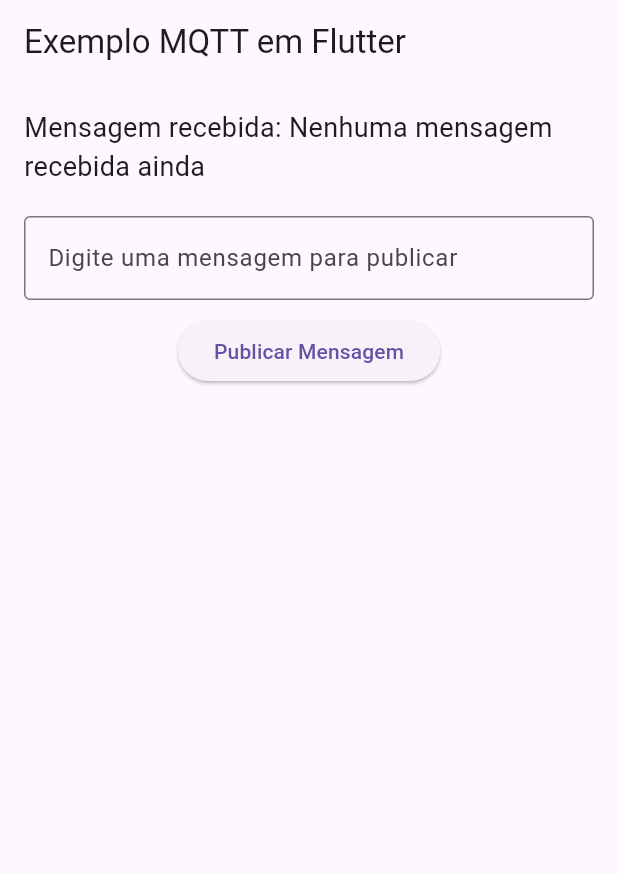
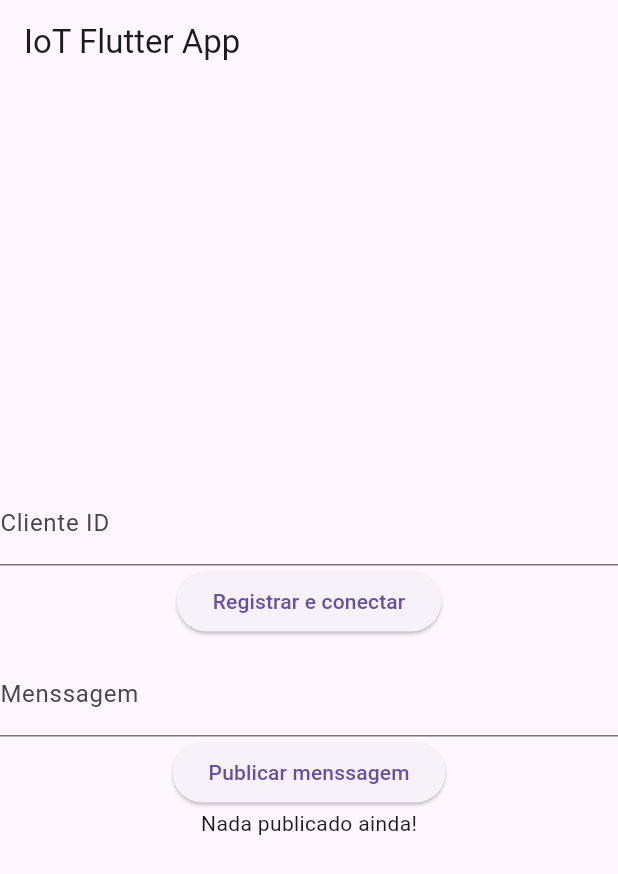
Before and after one commit to ronannc/flutter_mqtt_client, a Flutter app: the screen it shows after launch, on a phone screen of 412 x 824 dp. Shown: the top 874 px of the screen. Run offline on Flutter 3.47's test engine with Material 3 defaults, Android fonts, the phone set to English and light mode, and no system bars; missing offline and left inert: mqtt_client.

Commit message:
feat: campo para digitar mensagens e campo para validar o recebimento do topico

```diff
--- a/lib/main.dart
+++ b/lib/main.dart
@@ -1,5 +1,7 @@
-import 'package:flutter/foundation.dart';
+import 'dart:convert';
+import 'dart:io';
 import 'package:flutter/material.dart';
+import 'package:http/http.dart' as http;
 import 'package:mqtt_client/mqtt_client.dart';
 import 'package:mqtt_client/mqtt_server_client.dart';
 
@@ -7,124 +9,176 @@ void main() {
   runApp(MyApp());
 }
 
-class MyApp extends StatefulWidget {
+class MyApp extends StatelessWidget {
   const MyApp({super.key});
 
   @override
-  MyAppState createState() => MyAppState();
+  Widget build(BuildContext context) {
+    return MaterialApp(
+      title: 'IoT Flutter App',
+      theme: ThemeData(primarySwatch: Colors.blue),
+      home: MyHomePage(),
+    );
+  }
 }
 
-class MyAppState extends State<MyApp> {
-  final client = MqttServerClient('a2jxh5h70e80uc-ats.iot.us-east-1.amazonaws.com', '');
-
-  String mensagemRecebida = 'Nenhuma mensagem recebida ainda';
+class MyHomePage extends StatefulWidget {
+  const MyHomePage({super.key});
 
   @override
-  void initState() {
-    super.initState();
-    _mqttConnect();
+  MyHomePageState createState() => MyHomePageState();
 }
 
-  Future<void> _mqttConnect() async {
-    client.port = 1883;
-    // client.keepAlivePeriod = 20;
-    client.onDisconnected = _onDisconnected;
-    client.logging(on: true);
+class MyHomePageState extends State<MyHomePage> {
+  final TextEditingController _clientIdController = TextEditingController();
+  final TextEditingController _messageController = TextEditingController();
+  final ValueNotifier<String?> _valueListenableBuilder = ValueNotifier(null);
+  late final MqttServerClient? _client;
+  late final String? clientId;
+  final String host = 'http://localhost:8000';
 
-    // Configuração de callbacks
-    client.onConnected = _onConnected;
-    client.onSubscribed = _onSubscribed;
+  /// Registra o cliente no AWS Iot Core, criando certificado, policy, think e
+  /// associando tudo.
+  Future<void> _registerClient() async {
+    clientId = _clientIdController.text;
+    final response = await http.post(
+      Uri.parse('$host/api/register-client'),
+      body: {'client_id': clientId},
+    );
+    if (response.statusCode == 200) {
+      await connectClient(jsonDecode(response.body));
+    } else {
+      throw Exception('Erro ao configurar Iot para o cliente');
+    }
+  }
 
-    final connMess = MqttConnectMessage()
-        .withClientIdentifier('flutter_client')
-        .startClean(); // Limpa a sessão anterior
+  Future<void> connectClient(Map<String, dynamic> clientData) async {
+    _client = MqttServerClient(clientData['endpoint'], clientId!);
 
-    client.connectionMessage = connMess;
+    // Porta para ssl/tls
+    _client!.port = 8883;
+    _client.secure = true;
+    _client.securityContext = SecurityContext.defaultContext;
+    _client.securityContext.useCertificateChainBytes(
+      utf8.encode(clientData['certificatePem']),
+    );
+    _client.securityContext.usePrivateKeyBytes(
+      utf8.encode(clientData['privateKey']),
+    );
+    // _client.keepAlivePeriod = 120;
+
+    // Callbacks
+    _client.onDisconnected = onDisconnected;
+    _client.onConnected = onConnected;
+    _client.onSubscribed = onSubscribed;
+
+    _client.logging(on: true); // Habilita logs para debug
 
     try {
-      await client.connect();
-    } catch (e) {
-      if (kDebugMode) {
-        print('Erro de conexão: $e');
+      final connMessage = MqttConnectMessage()
+          .withClientIdentifier(clientId!)
+          .startClean() // Inicia uma nova sessão limpa
+          .withWillQos(MqttQos.atMostOnce);
+      _client.connectionMessage = connMessage;
+      await _client.connect();
+
+      // Depois de conectar, se inscreve num topico
+      _client.subscribe('client/$clientId', MqttQos.atMostOnce);
+
+      _clientsUpdates();
+      _clientPublish();
+    } on NoConnectionException catch (e) {
+      print('NoConnectionException - $e');
+      _client.disconnect();
+    } on SocketException catch (e) {
+      print('SocketException - $e');
+      _client.disconnect();
     }
-      client.disconnect();
   }
 
-    // Inscrição no tópico
-    const topico = 'mqtt_teste';
-    client.subscribe(topico, MqttQos.atMostOnce);
-
-    // Escuta de mensagens
-    client.updates?.listen((List<MqttReceivedMessage<MqttMessage?>>? c) {
-      final recMess = c![0].payload as MqttPublishMessage;
-      final pt =
-      MqttPublishPayload.bytesToStringAsString(recMess.payload.message);
-
-      setState(() {
-        mensagemRecebida = pt;
-      });
-
-      print('Mensagem recebida no tópico ${c[0].topic}: $pt');
+  void _clientPublish() {
+    _client!.published!.listen((MqttPublishMessage message) {
+      print(
+        'Menssagem publicada no topico: ${message.variableHeader!.topicName}',
+      );
     });
   }
 
-  void _publicarMensagem(String mensagem) {
-    const topico = 'meu/dispositivo/temperatura';
-    final builder = MqttClientPayloadBuilder();
-    builder.addString(mensagem);
-
-    client.publishMessage(topico, MqttQos.atMostOnce, builder.payload!);
-
-    print('Mensagem publicada: $mensagem');
+  void _clientsUpdates() {
+    _client!.updates!.listen((List<MqttReceivedMessage<MqttMessage?>>? c) {
+      final recMess = c![0].payload as MqttPublishMessage;
+      final pt = MqttPublishPayload.bytesToStringAsString(
+        recMess.payload.message,
+      );
+      print("Topico: ${c[0].topic}: $pt");
+      _valueListenableBuilder.value = "Topico: ${c[0].topic}: $pt";
+    });
   }
 
-  void _onConnected() {
-    print('Conectado ao broker MQTT!');
+  void onSubscribed(String topic) {
+    print('Subscrição confirmada para o topico: $topic');
   }
 
-  void _onDisconnected() {
-    print('Desconectado do broker MQTT.');
+  void onDisconnected() {
+    print('OnDisconnected cliente callback');
+    if (_client!.connectionStatus!.disconnectionOrigin ==
+        MqttDisconnectionOrigin.solicited) {
+      print('OnDisconnected callback foi solicitado, tudo certo!');
+    } else {
+      print('OnDisconnected callback nao solicitado, algo errado!');
+    }
   }
 
-  void _onSubscribed(String topic) {
-    print('Inscrito no tópico: $topic');
+  void onConnected() {
+    print('Cliente conectado com sucesso!');
+  }
+
+  void publishMessage(String message) {
+    final builder = MqttClientPayloadBuilder();
+    builder.addString(message);
+    _client!.publishMessage(
+      "client/$clientId",
+      MqttQos.atMostOnce,
+      builder.payload!,
+    );
   }
 
   @override
   Widget build(BuildContext context) {
-    TextEditingController controladorMensagem = TextEditingController();
-
-    return MaterialApp(
-      home: Scaffold(
-        appBar: AppBar(
-          title: Text('Exemplo MQTT em Flutter'),
+    return Scaffold(
+      appBar: AppBar(title: Text('IoT Flutter App')),
+      body: Center(
+        child: Column(
+          mainAxisAlignment: MainAxisAlignment.center,
+          children: <Widget>[
+            TextField(
+              controller: _clientIdController,
+              decoration: InputDecoration(labelText: 'Cliente ID'),
             ),
-        body: Padding(
-          padding: const EdgeInsets.all(16.0),
-          child: Column(
-            children: [
-              Text(
-                'Mensagem recebida: $mensagemRecebida',
-                style: TextStyle(fontSize: 18),
-              ),
-              SizedBox(height: 20),
-              TextField(
-                controller: controladorMensagem,
-                decoration: InputDecoration(
-                  labelText: 'Digite uma mensagem para publicar',
-                  border: OutlineInputBorder(),
-                ),
+            ElevatedButton(
+              onPressed: () async {
+                await _registerClient();
+              },
+              child: Text('Registrar e conectar'),
             ),
             SizedBox(height: 10),
+            TextField(
+              controller: _messageController,
+              decoration: InputDecoration(labelText: 'Menssagem'),
+            ),
             ElevatedButton(
               onPressed: () {
-                  _publicarMensagem(controladorMensagem.text);
-                  controladorMensagem.clear();
+                publishMessage(_messageController.text);
               },
-                child: Text('Publicar Mensagem'),
+              child: Text('Publicar menssagem'),
+            ),
+            ValueListenableBuilder(
+              valueListenable: _valueListenableBuilder,
+              builder: (context, value, child) {
+                return Text(value ?? 'Nada publicado ainda!');
+              },
             ),
           ],
-          ),
         ),
       ),
     );
--- a/pubspec.yaml
+++ b/pubspec.yaml
@@ -34,7 +34,8 @@ dependencies:
   # The following adds the Cupertino Icons font to your application.
   # Use with the CupertinoIcons class for iOS style icons.
   cupertino_icons: ^1.0.8
-  mqtt_client: ^10.8.0
+  mqtt_client: ^9.6.0
+  http: ^1.3.0
 
 dev_dependencies:
   flutter_test:
```
Also changed, not shown: pubspec.lock, 2 other files. Lines whose indentation alone changed are shown as unchanged.
